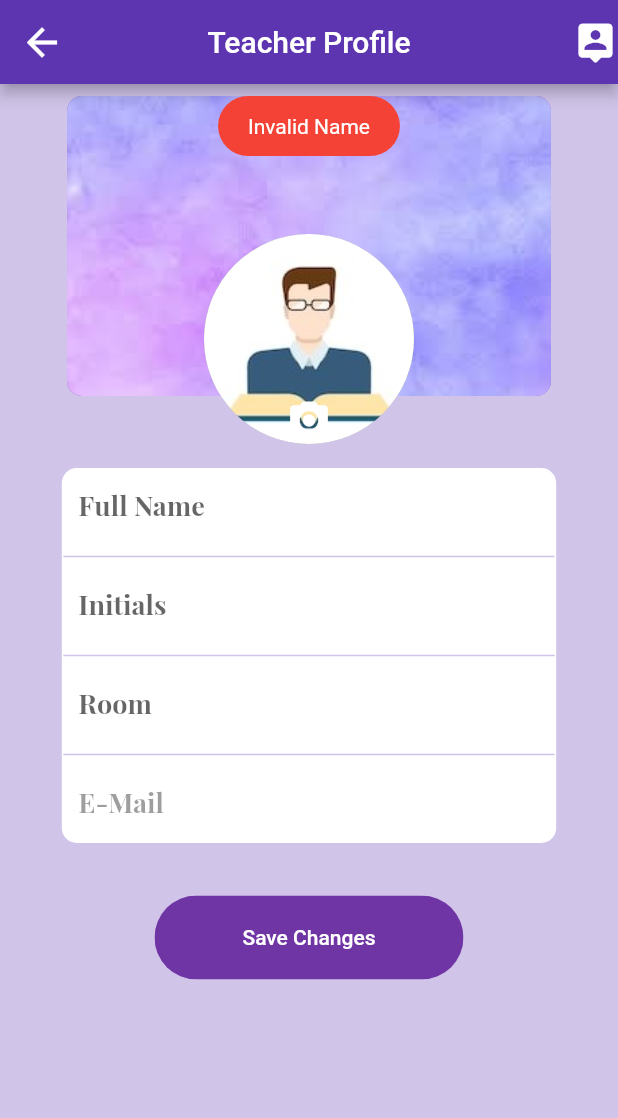
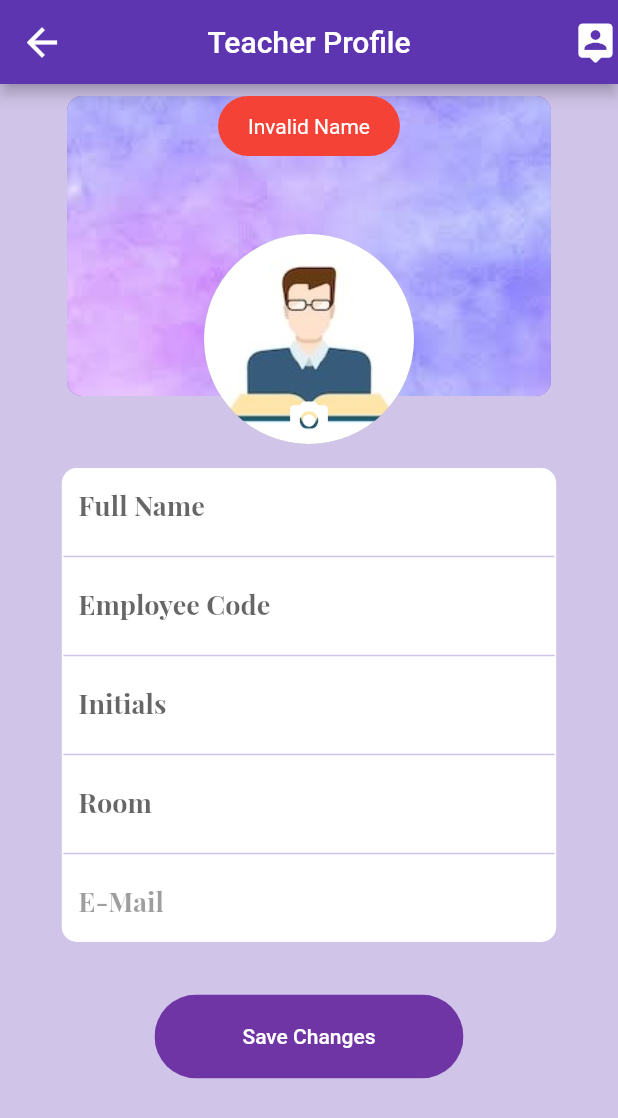
Before and after one commit to Bhavik-20/Flutter_AppointmentApp, a Flutter app: the teacher_profile screen opened by its route, after a tap on "Save Changes", on a phone screen of 412 x 824 dp. Shown: the top 1118 px of the screen. Run offline on Flutter 3.47's test engine with Material 2 defaults, Android fonts, the phone set to English and light mode, and no system bars; our stand-ins replace cloud_firestore, curved_navigation_bar, firebase_auth, firebase_storage, flutter_spinkit, flutter_svg and 4 more; accounts and stored records are empty.

Commit message:
2- done 3- Button Created  - Making new page left, linking button left , tt functionality left

```diff
--- a/lib/model/Request.dart
+++ b/lib/model/Request.dart
@@ -11,6 +11,7 @@ class Request {
   final String student_year;
   final String teacher_mail;
   final String teacher_name;
+  final String employee_code;
   final String teacher_ini;
   final String teacher_room;
   final String teacher_id;
@@ -20,5 +21,5 @@ class Request {
   final String s_url;
 
   Request(
-      {this.date, this.purpose, this.status, this.student_branch, this.student_id,this.student_mail, this.student_name,this.student_rollno,this.student_year,this.teacher_mail,this.teacher_name,this.teacher_ini,this.teacher_room,this.teacher_id,this.time,this.request_id,this.t_url,this.s_url});
+      {this.date, this.purpose, this.status, this.student_branch, this.student_id,this.student_mail, this.student_name,this.student_rollno,this.student_year,this.teacher_mail,this.teacher_name,this.employee_code,this.teacher_ini,this.teacher_room,this.teacher_id,this.time,this.request_id,this.t_url,this.s_url});
 }
--- a/lib/model/Teacher.dart
+++ b/lib/model/Teacher.dart
@@ -1,6 +1,7 @@
 class Teacher{
 
   final String name;
+  final String employee_code;
   final String initials;
   final String room;
   final String email;
@@ -9,5 +10,5 @@ class Teacher{
   final String url;
 
 
-  Teacher({this.name, this.initials,this.room,this.email,this.password,this.teacher_id, this.url});
+  Teacher({this.name, this.employee_code, this.initials,this.room,this.email,this.password,this.teacher_id, this.url});
 }
--- a/lib/pages/student_bookAppointment.dart
+++ b/lib/pages/student_bookAppointment.dart
@@ -64,6 +64,7 @@ class _student_bookAppointmentState extends State<student_bookAppointment> {
           date,
           widget.teacher.email,
           widget.teacher.name,
+          widget.teacher.employee_code,
           widget.teacher.initials,
           widget.teacher.room,
           widget.teacher.teacher_id,
--- a/lib/pages/teacher_dashboard.dart
+++ b/lib/pages/teacher_dashboard.dart
@@ -112,24 +112,24 @@ class _teacher_dashboardState extends State<teacher_dashboard> {
                               Divider(
                                 color: Colors.black,
                               ),
-                              // FlatButton(
-                              //   onPressed: (){},
-                              //   child: Row(
-                              //     children: [
-                              //       Icon(Icons.calendar_today_outlined),
-                              //       SizedBox(width: 15.0),
-                              //       Text('Schedule',
-                              //         style: GoogleFonts.quicksand(
-                              //           fontSize: 21,
-                              //           fontWeight: FontWeight.w500,
-                              //         ),
-                              //       )
-                              //     ],
-                              //   ),
-                              // ),
-                              // Divider(
-                              //     color: Colors.black
-                              // ),
+                              FlatButton(
+                                onPressed: (){},
+                                child: Row(
+                                  children: [
+                                    Icon(Icons.calendar_today_sharp),
+                                    SizedBox(width: 15.0),
+                                    Text('Time Table',
+                                      style: GoogleFonts.quicksand(
+                                        fontSize: 21,
+                                        fontWeight: FontWeight.w500,
+                                      ),
+                                    )
+                                  ],
+                                ),
+                              ),
+                              Divider(
+                                  color: Colors.black
+                              ),
                               FlatButton(
                                 onPressed: (){
                                   Navigator.of(context).pushNamed('/tea_history');
--- a/lib/pages/teacher_profile.dart
+++ b/lib/pages/teacher_profile.dart
@@ -25,19 +25,23 @@ class _teacher_profileState extends State<teacher_profile> {
   final _formKey=GlobalKey<FormState>();
   String downloadUrl="";
   String name="";
+  String emp_code="";
   String initials="";
   String room="";
   String email="";
   String password="";
   bool loading=false;
 
-  String validate(String name, String initials, String room)
+  String validate(String name, String emp_code, String initials, String room)
   {
     RegExp ofname=new RegExp(r'^[A-Za-z ]*$');
+    RegExp ofcode=new RegExp(r'^[0-9]{1,6}$');
     RegExp ofini=new RegExp(r'^[a-zA-Z_]*$');
     RegExp ofroom=new RegExp(r'^[A-Za-z0-9\-]*$');
     if (name.isEmpty || !ofname.hasMatch(name))
       return 'Invalid Name';
+    if (emp_code.isEmpty || !ofcode.hasMatch(emp_code))
+      return 'Invalid Employee Code';
     if (initials.isEmpty || !ofini.hasMatch(initials))
       return 'Invalid Initials';
     if (room.isEmpty || !ofroom.hasMatch(room))
@@ -145,6 +149,30 @@ class _teacher_profileState extends State<teacher_profile> {
                                         thickness: 1,
                                       ),
                                       Container(
+                                          height:50.0,
+                                          padding: EdgeInsets.fromLTRB(10, 0, 10, 0),
+                                          child:TextFormField(
+                                              initialValue: data.employee_code ,
+                                              enabled: true,
+                                              style: TextStyle(
+                                                fontWeight: FontWeight.bold,
+                                                fontSize: 18,
+                                                fontFamily: 'playfair',
+                                              ),
+                                              onChanged: (value){
+                                                setState(() => emp_code=value);
+                                              },
+                                              decoration: new InputDecoration(
+                                                border: InputBorder.none,
+                                                hintText: 'Employee Code',
+                                              )
+                                          )
+                                      ),
+                                      Divider(
+                                        color: Colors.deepPurple[100],
+                                        thickness: 1,
+                                      ),
+                                      Container(
                                         height:50.0,
                                           padding: EdgeInsets.fromLTRB(10, 0, 10, 0),
                                         child:TextFormField(
@@ -240,6 +268,7 @@ class _teacher_profileState extends State<teacher_profile> {
                               }
                               //photo upload ends
                               name= name.isEmpty ? data.name : name;
+                              emp_code=emp_code.isEmpty ? data.employee_code : emp_code;
                               initials= initials.isEmpty ? data.initials : initials;
                               room= room.isEmpty ? data.room : room;
                               email=data.email;
@@ -252,12 +281,12 @@ class _teacher_profileState extends State<teacher_profile> {
                               print(email);
                               print(password);
 
-                              String result = validate(name, initials, room);
+                              String result = validate(name, emp_code, initials, room);
                               if (result == 'valid') {
                                 setState(() => loading = true);
                                 await DatabaseService(uid: user.user_id)
                                     .updateFacultyData(
-                                    name, initials, room, email, password,
+                                    name, emp_code, initials, room, email, password,
                                     downloadUrl);
                                 Fluttertoast.showToast(
                                   backgroundColor: Colors.green,
--- a/lib/pages/teacher_request_details.dart
+++ b/lib/pages/teacher_request_details.dart
@@ -375,6 +375,7 @@ class _teacher_request_detailsState extends State<teacher_request_details> {
                                 widget.request.date,
                                 widget.request.teacher_mail,
                                 widget.request.teacher_name,
+                                widget.request.employee_code,
                                 widget.request.teacher_ini,
                                 widget.request.teacher_room,
                                 widget.request.request_id,
@@ -428,6 +429,7 @@ class _teacher_request_detailsState extends State<teacher_request_details> {
                                 widget.request.date,
                                 widget.request.teacher_mail,
                                 widget.request.teacher_name,
+                                widget.request.employee_code,
                                 widget.request.teacher_ini,
                                 widget.request.teacher_room,
                                 widget.request.request_id,
--- a/lib/pages/teacher_search_list.dart
+++ b/lib/pages/teacher_search_list.dart
@@ -41,7 +41,7 @@ class _SearchListState extends State<SearchList> {
                         ),
                       ),
                     ),
-                    title: Text(faculties[index].name),
+                    title: Text(faculties[index].employee_code+"_"+faculties[index].name),
                     subtitle: Text(faculties[index].initials),
                   ),
                 ),
--- a/lib/pages/teacher_signup.dart
+++ b/lib/pages/teacher_signup.dart
@@ -195,7 +195,7 @@ class _teacher_signupState extends State<teacher_signup> {
                     if(result=='valid')
                       {
                         setState(() => loading=true);
-                        dynamic result_auth = await _auth.registerFaculty(name,initials,room,email,password,'');
+                        dynamic result_auth = await _auth.registerFaculty(name,emp_code,initials,room,email,password,'');
                         if(result_auth == null)
                         {
                           setState(() {
--- a/lib/services/auth.dart
+++ b/lib/services/auth.dart
@@ -20,7 +20,7 @@ class AuthService {
   }
 
   // register faculty
-  Future registerFaculty(String name,String initials,String room,String email, String password, String url) async
+  Future registerFaculty(String name,String emp_code, String initials,String room,String email, String password, String url) async
   {
     try
     {
@@ -28,7 +28,7 @@ class AuthService {
       FirebaseUser user = result.user;
 
       //create a new document for the teacher with the uid
-      await DatabaseService(uid:user.uid).updateFacultyData(name, initials, room, email, password,url);
+      await DatabaseService(uid:user.uid).updateFacultyData(name, emp_code, initials, room, email, password,url);
       return _userFromFirebaseUser(user);
     }
     catch(e)
--- a/lib/services/database.dart
+++ b/lib/services/database.dart
@@ -19,11 +19,12 @@ class DatabaseService {
   final CollectionReference acceptCollection =Firestore.instance.collection('accepted');
   final CollectionReference declineCollection =Firestore.instance.collection('rejected');
 //-------------------------------------------------------------------------------------------------------------------------------------//
-  Future updateFacultyData(String name,String initials,String room,String email,String password, String downloadUrl) async
+  Future updateFacultyData(String name,String emp_code, String initials,String room,String email,String password, String downloadUrl) async
   {
     return await facultyCollection.document(uid).setData({
       'teacher_id':uid,
       'name': name,
+      'employee_code': emp_code,
       'initials':initials,
       'room':room,
       'email':email,
@@ -48,7 +49,7 @@ class DatabaseService {
     });
   }
 //-------------------------------------------------------------------------------------------------------------------------------------//
-  Future updateRequests(String name,String rollno,String branch,String year,String email,String purpose,String time, String date, String teacherMail,String teacherName,String teacher_ini,String teacher_room,String teacher_id,String t_url, String s_url) async
+  Future updateRequests(String name,String rollno,String branch,String year,String email,String purpose,String time, String date, String teacherMail,String teacherName,String emp_code, String teacher_ini,String teacher_room,String teacher_id,String t_url, String s_url) async
   {
     DocumentReference docref=requestCollection.document();
     return await docref.setData({
@@ -65,6 +66,7 @@ class DatabaseService {
       'teacher_id':teacher_id,
       'teacher_mail':teacherMail,
       'teacher_name': teacherName,
+      'employee_code': emp_code,
       'teacher_ini': teacher_ini,
       'teacher_room': teacher_room,
       'request_id':docref.documentID,
@@ -73,7 +75,7 @@ class DatabaseService {
     });
   }
 
-  Future acceptRequests(String docid,String student_id,String name,String rollno,String branch,String year,String email,String purpose,String time, String date,String teacherMail,String teacherName,String teacher_ini,String teacher_room,String req_id,String teacher_id,String t_url, String s_url) async
+  Future acceptRequests(String docid,String student_id,String name,String rollno,String branch,String year,String email,String purpose,String time, String date,String teacherMail,String teacherName,String emp_code, String teacher_ini,String teacher_room,String req_id,String teacher_id,String t_url, String s_url) async
   {
     DocumentReference docref=acceptCollection.document(docid);
     return await docref.setData({
@@ -90,6 +92,7 @@ class DatabaseService {
       'teacher_id':teacher_id,
       'teacher_mail':teacherMail,
       'teacher_name': teacherName,
+      'employee_code': emp_code,
       'teacher_ini': teacher_ini,
       'teacher_room': teacher_room,
       'request_id':req_id,
@@ -99,7 +102,7 @@ class DatabaseService {
   }
 
 
-  Future declineRequests(String docid, String student_id,String name,String rollno,String branch,String year,String email,String purpose,String time, String date,String teacherMail,String teacherName,String teacher_ini,String teacher_room,String req_id,String teacher_id,String t_url, String s_url) async
+  Future declineRequests(String docid, String student_id,String name,String rollno,String branch,String year,String email,String purpose,String time, String date,String teacherMail,String teacherName,String emp_code, String teacher_ini,String teacher_room,String req_id,String teacher_id,String t_url, String s_url) async
   {
     DocumentReference docref=declineCollection.document(docid);
     return await docref.setData({
@@ -115,6 +118,7 @@ class DatabaseService {
       'status':'Rejected',
       'teacher_mail':teacherMail,
       'teacher_name': teacherName,
+      'employee_code': emp_code,
       'teacher_ini': teacher_ini,
       'teacher_room': teacher_room,
       'request_id':req_id,
@@ -170,6 +174,7 @@ class DatabaseService {
         teacher_id: doc.data['teacher_id'],
         teacher_mail: doc.data['teacher_mail'],
         teacher_name: doc.data['teacher_name'],
+        employee_code:doc.data['employee_code'],
         teacher_ini: doc.data['teacher_ini'],
         teacher_room: doc.data['teacher_room'],
         time: doc.data['time'],
@@ -194,6 +199,7 @@ class DatabaseService {
     return snapshot.documents.map((doc){
       return Teacher(
         name: doc.data['name'] ?? '',
+        employee_code: doc.data['employee_code'] ?? '',
         initials:doc.data['initials'] ?? '',
         email: doc.data['email'] ?? '',
         room: doc.data['room'] ?? '',
@@ -215,6 +221,7 @@ class DatabaseService {
   {
     return Teacher(
       name: snapshot.data['name'],
+      employee_code: snapshot.data['employee_code'] ?? '',
       initials: snapshot.data['initials'],
       room: snapshot.data['room'],
       email: snapshot.data['email'],
```
